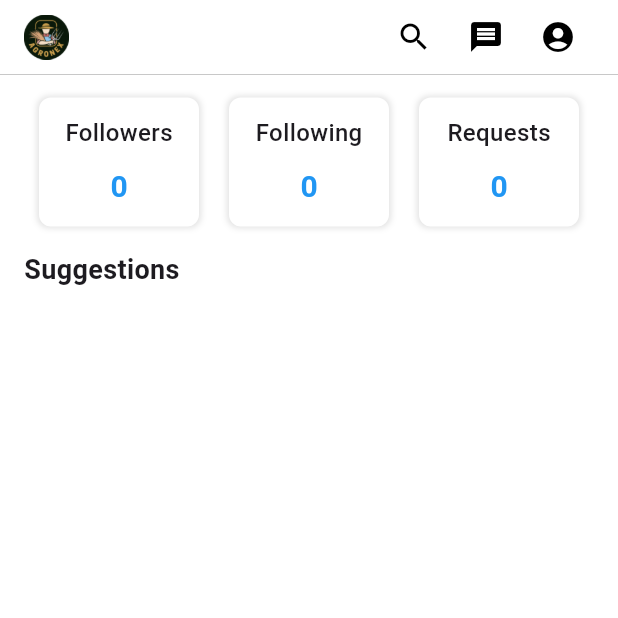
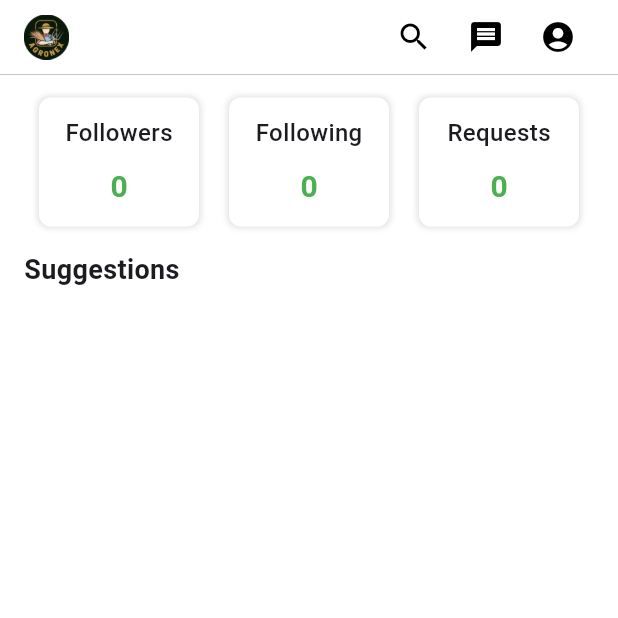
Before and after one commit to ShubhamG2004/AgroNex, a Flutter app: the screen it shows once a user with an empty profile is signed in, swiped to page 2, on a phone screen of 412 x 824 dp, the top half of it. Run offline on Flutter 3.47's test engine with Material 3 defaults, Android fonts, the phone set to English and light mode, and no system bars; our stand-ins replace cloud_firestore, dio, emoji_picker_flutter, file_picker, firebase_auth, firebase_core and 5 more; accounts and stored records are empty.

Commit message:
modified:   lib/Connections/ConnectionsPage.dart 	modified:   lib/Post/FeedPage.dart

```diff
--- a/lib/Connections/ConnectionsPage.dart
+++ b/lib/Connections/ConnectionsPage.dart
@@ -393,7 +393,7 @@ class _ConnectionsPageState extends State<ConnectionsPage> {
             SizedBox(height: 10.0),
             Text(
               count.toString(),
-              style: TextStyle(fontSize: 20.0, fontWeight: FontWeight.bold, color: Colors.blue),
+              style: TextStyle(fontSize: 20.0, fontWeight: FontWeight.bold, color: Colors.green),
             ),
           ],
         ),
--- a/lib/Post/FeedPage.dart
+++ b/lib/Post/FeedPage.dart
@@ -101,7 +101,7 @@ class _FeedPageState extends State<FeedPage> {
                                 ? NetworkImage(user.photoURL)
                                 : AssetImage('assets/images/default_avatar.png') as ImageProvider,
                           ),
-                          SizedBox(width: 4),
+                          SizedBox(width: 10),
                           Expanded(
                             child: Column(
                               crossAxisAlignment: CrossAxisAlignment.start,
```
